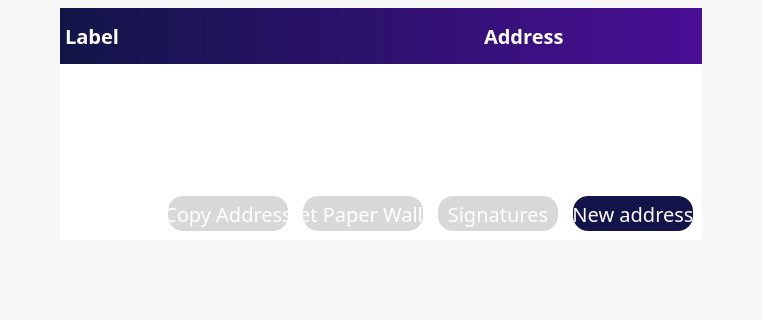
Before: the Qt Designer form src/qt/forms/receivecoinsdialog.ui in noirofficial/noir, drawn with Qt 5; both pictures show x 0 to 762 and y 217 to 537 of the 762 by 537 pixel window.
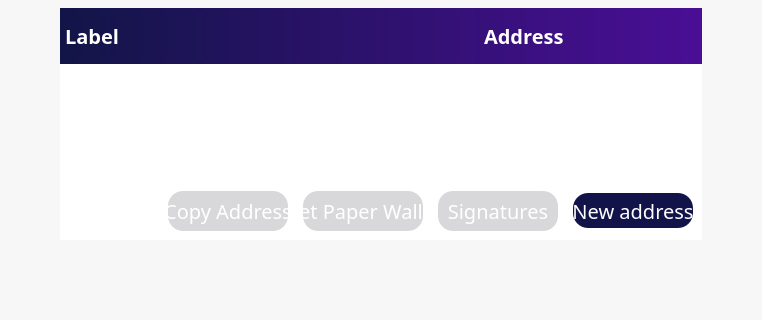
After: the same form once the commit is applied. Icons and pictures are not drawn.

```diff
--- a/src/qt/forms/receivecoinsdialog.ui
+++ b/src/qt/forms/receivecoinsdialog.ui
@@ -1302,7 +1302,7 @@
                    <string notr="true">background-color: rgb(216, 216, 219);
 color: white;
 border-radius:15px;
-height:35px;
+height:40px;
 width:120px;
 border-color:gray;
 border-width:0px;
@@ -1333,7 +1333,7 @@
                    <string notr="true">background-color: rgb(216, 216, 219);
 color: white;
 border-radius:15px;
-height:35px;
+height:40px;
 width:120px;
 border-color:gray;
 border-width:0px;
@@ -1364,7 +1364,7 @@
                    <string notr="true">background-color: rgb(216, 216, 219);
 color: white;
 border-radius:15px;
-height:35px;
+height:40px;
 width:120px;
 border-color:gray;
 border-width:0px;
```
